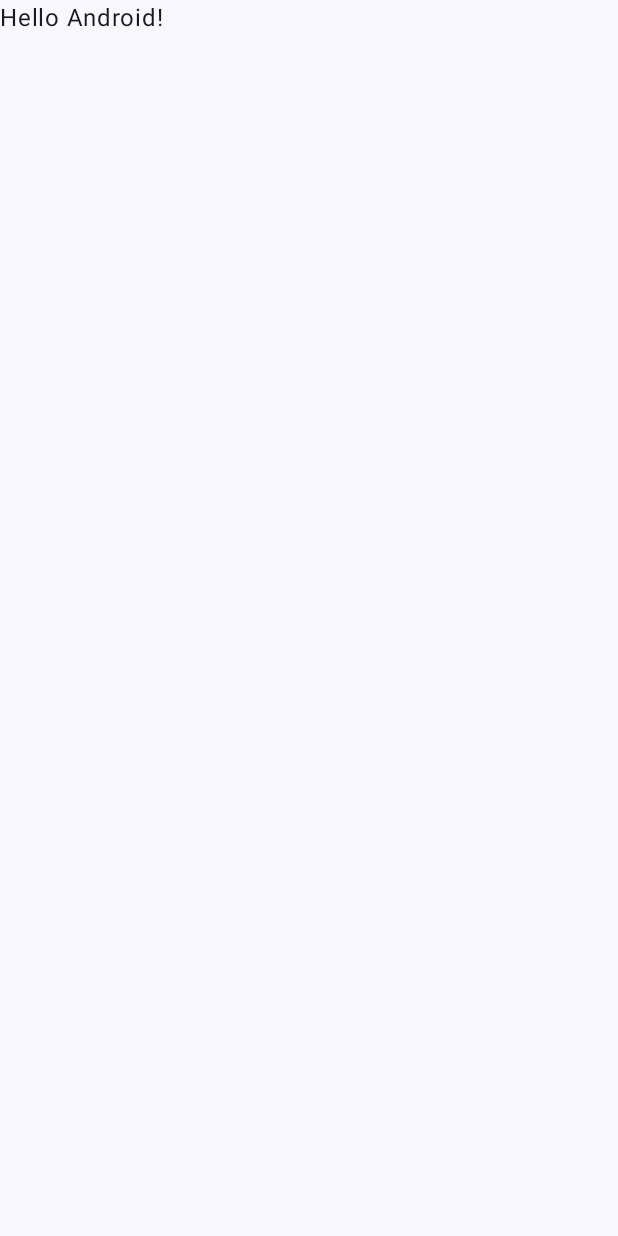
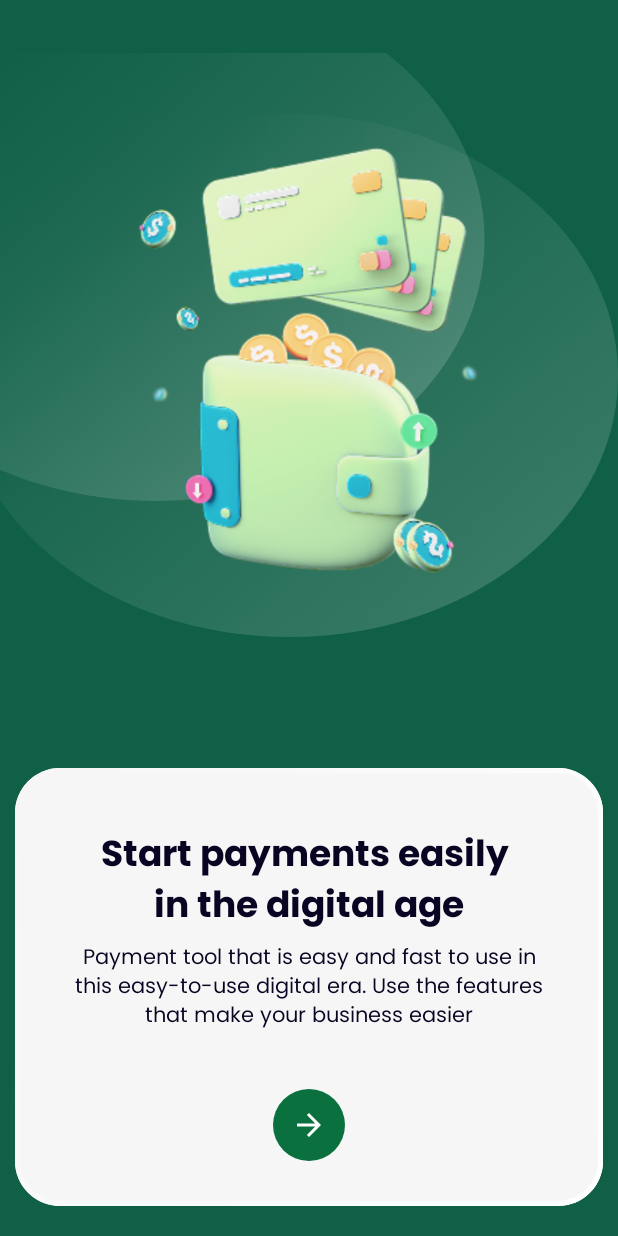
Before and after one commit to Medockk/AdaBank, an Android app built with Jetpack Compose: the screen it shows after launch (MainActivity), on a phone screen of 412 x 824 dp. Before the commit the screen is almost empty. Run offline under Robolectric (Android 15) with nearby library versions, the phone set to English and light mode, and no system bars.

Commit message:
sprint-1

```diff
--- a/app/src/main/AndroidManifest.xml
+++ b/app/src/main/AndroidManifest.xml
@@ -13,7 +13,7 @@
         android:theme="@style/Theme.AdaBank"
         tools:targetApi="31">
         <activity
-            android:name=".MainActivity"
+            android:name=".feature_app.presentation.MainActivity"
             android:exported="true"
             android:label="@string/app_name"
             android:theme="@style/Theme.AdaBank">
--- a/app/src/main/java/com/example/adabank/MainActivity.kt
+++ /dev/null
@@ -1,47 +0,0 @@
-package com.example.adabank
-
-import android.os.Bundle
-import androidx.activity.ComponentActivity
-import androidx.activity.compose.setContent
-import androidx.activity.enableEdgeToEdge
-import androidx.compose.foundation.layout.fillMaxSize
-import androidx.compose.foundation.layout.padding
-import androidx.compose.material3.Scaffold
-import androidx.compose.material3.Text
-import androidx.compose.runtime.Composable
-import androidx.compose.ui.Modifier
-import androidx.compose.ui.tooling.preview.Preview
-import com.example.adabank.ui.theme.AdaBankTheme
-
-class MainActivity : ComponentActivity() {
-    override fun onCreate(savedInstanceState: Bundle?) {
-        super.onCreate(savedInstanceState)
-        enableEdgeToEdge()
-        setContent {
-            AdaBankTheme {
-                Scaffold(modifier = Modifier.fillMaxSize()) { innerPadding ->
-                    Greeting(
-                        name = "Android",
-                        modifier = Modifier.padding(innerPadding)
-                    )
-                }
-            }
-        }
-    }
-}
-
-@Composable
-fun Greeting(name: String, modifier: Modifier = Modifier) {
-    Text(
-        text = "Hello $name!",
-        modifier = modifier
-    )
-}
-
-@Preview(showBackground = true)
-@Composable
-fun GreetingPreview() {
-    AdaBankTheme {
-        Greeting("Android")
-    }
-}
--- /dev/null
+++ b/app/src/main/java/com/example/adabank/feature_app/data/data_source/Supabase.kt
@@ -0,0 +1,18 @@
+package com.example.adabank.feature_app.data.data_source
+
+import io.github.jan.supabase.auth.Auth
+import io.github.jan.supabase.createSupabaseClient
+import io.github.jan.supabase.postgrest.Postgrest
+import io.github.jan.supabase.storage.Storage
+
+object Supabase {
+
+    val client = createSupabaseClient(
+        supabaseUrl = "https://uftclonibwagnofwkbtp.supabase.co",
+        supabaseKey = "eyJhbGciOiJIUzI1NiIsInR5cCI6IkpXVCJ9.eyJpc3MiOiJzdXBhYmFzZSIsInJlZiI6InVmdGNsb25pYndhZ25vZndrYnRwIiwicm9sZSI6ImFub24iLCJpYXQiOjE3NDI0NjMxNTUsImV4cCI6MjA1ODAzOTE1NX0.Svf2If0KUdeEaPu6Z_YXZZgVf13dsXK2A78v0jSqWb0"
+    ){
+        install(Postgrest)
+        install(Storage)
+        install(Auth)
+    }
+}
--- /dev/null
+++ b/app/src/main/java/com/example/adabank/feature_app/presentation/Login/LoginScreen.kt
@@ -0,0 +1,12 @@
+package com.example.adabank.feature_app.presentation.Login
+
+import androidx.compose.runtime.Composable
+import androidx.compose.ui.Modifier
+import androidx.navigation.NavController
+
+@Composable
+fun LoginScreen(
+    navController: NavController
+) {
+
+}
--- /dev/null
+++ b/app/src/main/java/com/example/adabank/feature_app/presentation/MainActivity.kt
@@ -0,0 +1,36 @@
+package com.example.adabank.feature_app.presentation
+
+import android.os.Bundle
+import android.view.View
+import androidx.activity.ComponentActivity
+import androidx.activity.compose.setContent
+import androidx.activity.enableEdgeToEdge
+import androidx.navigation.compose.NavHost
+import androidx.navigation.compose.composable
+import androidx.navigation.compose.rememberNavController
+import com.example.adabank.feature_app.presentation.Login.LoginScreen
+import com.example.adabank.feature_app.presentation.Splash.SplashScreen
+import com.example.adabank.feature_app.presentation.ui.theme.AdaBankTheme
+
+class MainActivity : ComponentActivity() {
+    override fun onCreate(savedInstanceState: Bundle?) {
+        super.onCreate(savedInstanceState)
+        enableEdgeToEdge()
+        window.decorView.apply {
+            this.systemUiVisibility = View.SYSTEM_UI_FLAG_HIDE_NAVIGATION
+        }
+        setContent {
+            val navController = rememberNavController()
+            AdaBankTheme {
+                NavHost(navController, startDestination = Route.SplashScreen.route){
+                    composable(Route.SplashScreen.route){
+                        SplashScreen(navController)
+                    }
+                    composable(Route.LoginScreen.route){
+                        LoginScreen(navController)
+                    }
+                }
+            }
+        }
+    }
+}
--- /dev/null
+++ b/app/src/main/java/com/example/adabank/feature_app/presentation/Route.kt
@@ -0,0 +1,7 @@
+package com.example.adabank.feature_app.presentation
+
+sealed class Route(val route: String) {
+
+    data object SplashScreen : Route("SplashScreen")
+    data object LoginScreen : Route("LoginScreen")
+}
--- /dev/null
+++ b/app/src/main/java/com/example/adabank/feature_app/presentation/Splash/SplashScreen.kt
@@ -0,0 +1,131 @@
+package com.example.adabank.feature_app.presentation.Splash
+
+import androidx.compose.foundation.BorderStroke
+import androidx.compose.foundation.Image
+import androidx.compose.foundation.background
+import androidx.compose.foundation.layout.Box
+import androidx.compose.foundation.layout.Column
+import androidx.compose.foundation.layout.Spacer
+import androidx.compose.foundation.layout.fillMaxHeight
+import androidx.compose.foundation.layout.fillMaxSize
+import androidx.compose.foundation.layout.fillMaxWidth
+import androidx.compose.foundation.layout.height
+import androidx.compose.foundation.layout.padding
+import androidx.compose.foundation.shape.CircleShape
+import androidx.compose.foundation.shape.RoundedCornerShape
+import androidx.compose.material.icons.Icons
+import androidx.compose.material.icons.automirrored.filled.ArrowForward
+import androidx.compose.material3.Card
+import androidx.compose.material3.CardDefaults
+import androidx.compose.material3.Icon
+import androidx.compose.material3.Text
+import androidx.compose.runtime.Composable
+import androidx.compose.ui.Alignment
+import androidx.compose.ui.Modifier
+import androidx.compose.ui.graphics.Brush
+import androidx.compose.ui.graphics.Color
+import androidx.compose.ui.layout.ContentScale
+import androidx.compose.ui.res.painterResource
+import androidx.compose.ui.unit.dp
+import androidx.navigation.NavController
+import com.example.adabank.R
+import com.example.adabank.feature_app.presentation.Route
+import com.example.adabank.feature_app.presentation.ui.theme._09703E
+import com.example.adabank.feature_app.presentation.ui.theme._106048
+import com.example.adabank.feature_app.presentation.ui.theme._F6F6F6
+import com.example.adabank.feature_app.presentation.ui.theme._FAFAFA0D
+import com.example.adabank.feature_app.presentation.ui.theme.poppins40014_080422
+import com.example.adabank.feature_app.presentation.ui.theme.poppins60024Bold_080422
+
+@Composable
+fun SplashScreen(
+    navController: NavController
+) {
+
+    Column(
+        modifier = Modifier
+            .fillMaxSize()
+            .background(_106048)
+            .padding(top = 35.dp, bottom = 10.dp),
+        horizontalAlignment = Alignment.CenterHorizontally
+    ) {
+        Box(
+            modifier = Modifier
+                .fillMaxWidth(),
+            contentAlignment = Alignment.Center
+        ) {
+            Image(
+                painter = painterResource(R.drawable.splash_bubles),
+                contentDescription = null,
+                contentScale = ContentScale.FillBounds,
+                modifier = Modifier
+                    .fillMaxWidth()
+                    .fillMaxHeight(0.5f)
+            )
+            Image(
+                painter = painterResource(R.drawable.splash_icon),
+                contentDescription = null,
+                contentScale = ContentScale.FillHeight,
+                modifier = Modifier
+                    .fillMaxWidth()
+                    .fillMaxHeight(0.45f)
+                    .padding(horizontal = 40.dp)
+            )
+        }
+        Spacer(Modifier.weight(1f))
+        Card(
+            modifier = Modifier
+                .fillMaxWidth()
+                .padding(10.dp)
+                .background(_F6F6F6, RoundedCornerShape(30.dp)),
+            colors = CardDefaults.cardColors(_F6F6F6),
+            shape = RoundedCornerShape(30.dp),
+            border = BorderStroke(3.dp, Brush.linearGradient(listOf(_FAFAFA0D, Color.White)))
+        ) {
+            Column(
+                horizontalAlignment = Alignment.CenterHorizontally,
+                modifier = Modifier
+                    .fillMaxWidth()
+                    .padding(
+                        top = 40.dp, bottom = 30.dp,
+                        start = 40.dp, end = 40.dp,
+                    )
+            ) {
+                Text(
+                    text = "Start payments easily \n" +
+                            "in the digital age",
+                    style = poppins60024Bold_080422
+                )
+                Spacer(Modifier.height(8.dp))
+                Text(
+                    text = "Payment tool that is easy and fast to use in this easy-to-use digital era. Use the features that make your business easier",
+                    style = poppins40014_080422
+                )
+
+                Spacer(Modifier.height(40.dp))
+
+                Card(
+                    shape = CircleShape,
+                    modifier = Modifier
+                        .background(_09703E, CircleShape),
+                    colors = CardDefaults.cardColors(_09703E),
+                    onClick = {
+                        navController.navigate(Route.LoginScreen.route){
+                            popUpTo(Route.SplashScreen.route){
+                                inclusive = true
+                            }
+                        }
+                    }
+                ) {
+                    Icon(
+                        imageVector = Icons.AutoMirrored.Filled.ArrowForward,
+                        contentDescription = null,
+                        tint = Color.White,
+                        modifier = Modifier
+                            .padding(8.dp)
+                    )
+                }
+            }
+        }
+    }
+}
--- /dev/null
+++ b/app/src/main/java/com/example/adabank/feature_app/presentation/ui/theme/Color.kt
@@ -0,0 +1,17 @@
+package com.example.adabank.feature_app.presentation.ui.theme
+
+import androidx.compose.ui.graphics.Color
+
+val Purple80 = Color(0xFFD0BCFF)
+val PurpleGrey80 = Color(0xFFCCC2DC)
+val Pink80 = Color(0xFFEFB8C8)
+
+val Purple40 = Color(0xFF6650a4)
+val PurpleGrey40 = Color(0xFF625b71)
+val Pink40 = Color(0xFF7D5260)
+
+val _106048 = Color(0xFF106048)
+val _09703E = Color(0xFF09703E)
+val _F6F6F6 = Color(0xFFF6F6F6)
+val _FAFAFA0D = Color(0x0DFAFAFA)
+val _080422 = Color(0xFF080422)
--- a/app/src/main/java/com/example/adabank/ui/theme/Theme.kt
+++ b/app/src/main/java/com/example/adabank/feature_app/presentation/ui/theme/Theme.kt
@@ -1,6 +1,5 @@
-package com.example.adabank.ui.theme
+package com.example.adabank.feature_app.presentation.ui.theme
 
-import android.app.Activity
 import android.os.Build
 import androidx.compose.foundation.isSystemInDarkTheme
 import androidx.compose.material3.MaterialTheme
--- /dev/null
+++ b/app/src/main/java/com/example/adabank/feature_app/presentation/ui/theme/Type.kt
@@ -0,0 +1,74 @@
+package com.example.adabank.feature_app.presentation.ui.theme
+
+import androidx.compose.material3.Typography
+import androidx.compose.ui.graphics.Color
+import androidx.compose.ui.text.TextStyle
+import androidx.compose.ui.text.font.Font
+import androidx.compose.ui.text.font.FontFamily
+import androidx.compose.ui.text.font.FontWeight
+import androidx.compose.ui.text.style.TextAlign
+import androidx.compose.ui.unit.sp
+import com.example.adabank.R
+
+val poppinsRegular = FontFamily(Font(R.font.poppins_regular))
+val poppinsBold = FontFamily(Font(R.font.poppins_bold))
+
+val Typography = Typography(
+    bodyLarge = TextStyle(
+        fontFamily = FontFamily.Default,
+        fontWeight = FontWeight.Normal,
+        fontSize = 16.sp,
+        lineHeight = 24.sp,
+        letterSpacing = 0.5.sp
+    ),
+)
+
+val poppins60024Bold_080422 = TextStyle(
+    fontFamily = poppinsBold,
+    fontWeight = FontWeight(600),
+    fontSize = 24.sp,
+    textAlign = TextAlign.Center,
+    color = _080422
+)
+val poppins40014_080422 = TextStyle(
+    fontFamily = poppinsRegular,
+    fontWeight = FontWeight(400),
+    fontSize = 14.sp,
+    textAlign = TextAlign.Center,
+    color = _080422
+)
+val poppins40012_080422 = TextStyle(
+    fontFamily = poppinsRegular,
+    fontWeight = FontWeight(400),
+    fontSize = 12.sp,
+    textAlign = TextAlign.Center,
+    color = _080422
+)
+val poppins50032Bold_09703E = TextStyle(
+    fontFamily = poppinsBold,
+    fontWeight = FontWeight(500),
+    fontSize = 32.sp,
+    textAlign = TextAlign.Center,
+    color = _09703E
+)
+val poppins50026Bold_09703E = TextStyle(
+    fontFamily = poppinsBold,
+    fontWeight = FontWeight(500),
+    fontSize = 26.sp,
+    textAlign = TextAlign.Center,
+    color = _09703E
+)
+val poppins50016Bold_White = TextStyle(
+    fontFamily = poppinsBold,
+    fontWeight = FontWeight(500),
+    fontSize = 16.sp,
+    textAlign = TextAlign.Center,
+    color = Color.White
+)
+val poppins60032Bold_Black = TextStyle(
+    fontFamily = poppinsBold,
+    fontWeight = FontWeight(600),
+    fontSize = 32.sp,
+    textAlign = TextAlign.Center,
+    color = Color.Black
+)
--- a/app/src/main/java/com/example/adabank/ui/theme/Color.kt
+++ /dev/null
@@ -1,11 +0,0 @@
-package com.example.adabank.ui.theme
-
-import androidx.compose.ui.graphics.Color
-
-val Purple80 = Color(0xFFD0BCFF)
-val PurpleGrey80 = Color(0xFFCCC2DC)
-val Pink80 = Color(0xFFEFB8C8)
-
-val Purple40 = Color(0xFF6650a4)
-val PurpleGrey40 = Color(0xFF625b71)
-val Pink40 = Color(0xFF7D5260)
--- a/app/src/main/java/com/example/adabank/ui/theme/Type.kt
+++ /dev/null
@@ -1,34 +0,0 @@
-package com.example.adabank.ui.theme
-
-import androidx.compose.material3.Typography
-import androidx.compose.ui.text.TextStyle
-import androidx.compose.ui.text.font.FontFamily
-import androidx.compose.ui.text.font.FontWeight
-import androidx.compose.ui.unit.sp
-
-// Set of Material typography styles to start with
-val Typography = Typography(
-    bodyLarge = TextStyle(
-        fontFamily = FontFamily.Default,
-        fontWeight = FontWeight.Normal,
-        fontSize = 16.sp,
-        lineHeight = 24.sp,
-        letterSpacing = 0.5.sp
-    )
-    /* Other default text styles to override
-    titleLarge = TextStyle(
-        fontFamily = FontFamily.Default,
-        fontWeight = FontWeight.Normal,
-        fontSize = 22.sp,
-        lineHeight = 28.sp,
-        letterSpacing = 0.sp
-    ),
-    labelSmall = TextStyle(
-        fontFamily = FontFamily.Default,
-        fontWeight = FontWeight.Medium,
-        fontSize = 11.sp,
-        lineHeight = 16.sp,
-        letterSpacing = 0.5.sp
-    )
-    */
-)
```
Also changed, not shown: app/src/main/res/drawable/splash_bubles.png (added), app/src/main/res/drawable/splash_icon.png (added), app/src/main/res/font/poppins_bold.ttf (added), app/src/main/res/font/poppins_regular.ttf (added).
